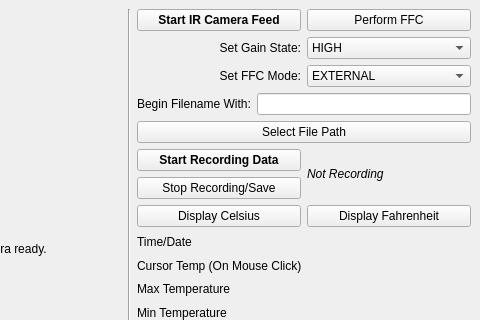
Old version of the form ui_software/Parabilis_Thermal/ir_v10.ui in the repository groupgets/purethermal1-uvc-capture; both pictures show x 527 to 1007 and y 0 to 320 of the 1007 by 686 pixel window.
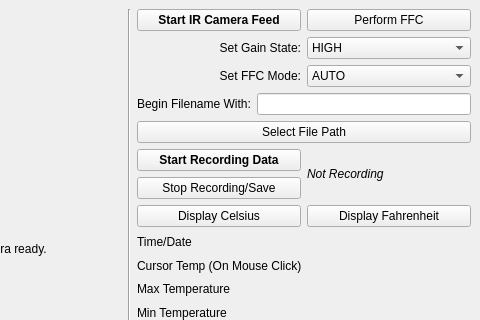
New version of the form.

Patch:
```diff
--- a/ui_software/Parabilis_Thermal/ir_v10.ui
+++ b/ui_software/Parabilis_Thermal/ir_v10.ui
@@ -126,16 +126,6 @@
           <property name="enabled">
            <bool>true</bool>
           </property>
-          <item>
-           <property name="text">
-            <string>EXTERNAL</string>
-           </property>
-          </item>
-          <item>
-           <property name="text">
-            <string>MANUAL</string>
-           </property>
-          </item>
           <item>
            <property name="text">
             <string>AUTO</string>
```
Left out of the diff: 10 changed lines with no effect on the pictures.
